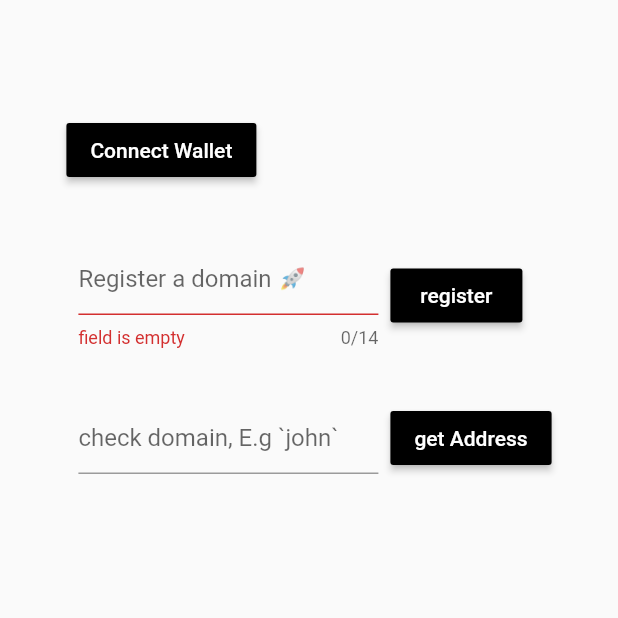
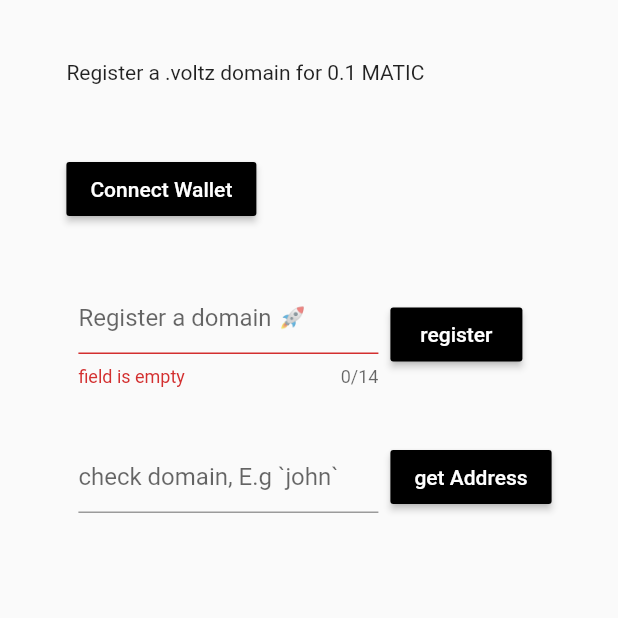
Before and after one commit to viktorvoltz/open-name-service, a Flutter app: the screen it shows after launch, on a phone screen of 412 x 824 dp, the top half of it. Run offline on Flutter 3.47's test engine with Material 2 defaults, Android fonts, the phone set to English and light mode, and no system bars; our stand-ins replace connectivity_plus, get_it; missing offline and left inert: walletconnect_dart, web3dart; project files that could hold a hidden picture were left out.

```diff
--- a/lib/page/contr_page.dart
+++ b/lib/page/contr_page.dart
@@ -47,6 +47,8 @@ class _ContractPageState extends State<ContractPage> {
           child: Column(
               crossAxisAlignment: CrossAxisAlignment.start,
               children: [
+                const Text("Register a .voltz domain for 0.1 MATIC"),
+                const SizedBox(height: 10,),
                 Text(wcs.account),
                 const SizedBox(height: 20),
                 CustomButton(
```
